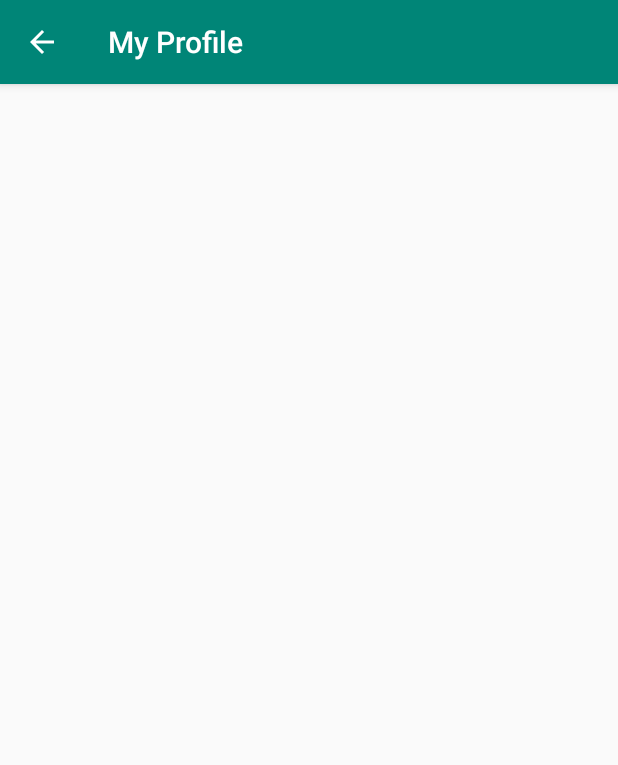
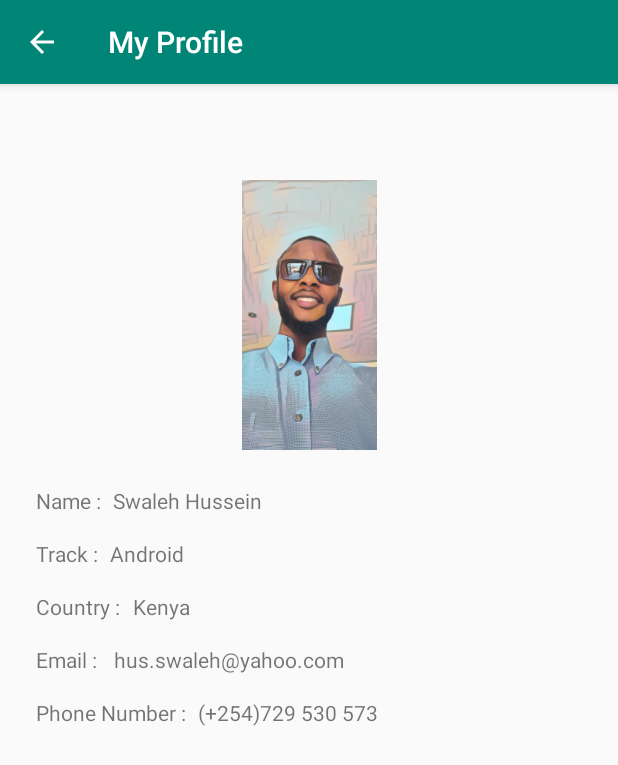
Before and after one commit to vibraniumSwaleh/5DaysofCodeChallenge, an Android app: the MyProfile screen opened directly, with no data from a screen before it, on a phone screen of 412 x 824 dp. Shown: the top 765 px of the screen. Run offline under Robolectric (Android 15) with nearby library versions, the phone set to English and light mode, and no system bars.

Commit message:
Profile and About ALC activities included

```diff
--- a/app/src/main/res/layout/activity_my_profile.xml
+++ b/app/src/main/res/layout/activity_my_profile.xml
@@ -6,4 +6,117 @@
     android:layout_height="match_parent"
     tools:context=".MyProfile">
 
+    <ImageView
+        android:id="@+id/imageView2"
+        android:layout_width="wrap_content"
+        android:layout_height="wrap_content"
+        android:layout_marginTop="64dp"
+        android:src="@drawable/profile_photo"
+        app:layout_constraintEnd_toEndOf="parent"
+        app:layout_constraintStart_toStartOf="parent"
+        app:layout_constraintTop_toTopOf="parent"
+        tools:srcCompat="@tools:sample/avatars" />
+
+    <android.support.constraint.Guideline
+        android:id="@+id/guideline2"
+        android:layout_width="wrap_content"
+        android:layout_height="wrap_content"
+        android:orientation="vertical"
+        app:layout_constraintGuide_begin="16dp" />
+
+    <TextView
+        android:id="@+id/textView4"
+        android:layout_width="wrap_content"
+        android:layout_height="wrap_content"
+        android:layout_marginStart="8dp"
+        android:layout_marginTop="24dp"
+        android:text="Name :"
+        app:layout_constraintStart_toStartOf="@+id/guideline2"
+        app:layout_constraintTop_toBottomOf="@+id/imageView2" />
+
+    <TextView
+        android:id="@+id/textView5"
+        android:layout_width="wrap_content"
+        android:layout_height="wrap_content"
+        android:layout_marginStart="8dp"
+        android:layout_marginTop="16dp"
+        android:text="Track :"
+        app:layout_constraintStart_toStartOf="@+id/guideline2"
+        app:layout_constraintTop_toBottomOf="@+id/textView4" />
+
+    <TextView
+        android:id="@+id/textView6"
+        android:layout_width="wrap_content"
+        android:layout_height="wrap_content"
+        android:layout_marginStart="8dp"
+        android:layout_marginTop="16dp"
+        android:text="Country :"
+        app:layout_constraintStart_toStartOf="@+id/guideline2"
+        app:layout_constraintTop_toBottomOf="@+id/textView5" />
+
+    <TextView
+        android:id="@+id/textView7"
+        android:layout_width="wrap_content"
+        android:layout_height="wrap_content"
+        android:layout_marginStart="8dp"
+        android:layout_marginTop="16dp"
+        android:text="Email : "
+        app:layout_constraintStart_toStartOf="@+id/guideline2"
+        app:layout_constraintTop_toBottomOf="@+id/textView6" />
+
+    <TextView
+        android:id="@+id/textView8"
+        android:layout_width="wrap_content"
+        android:layout_height="wrap_content"
+        android:layout_marginStart="8dp"
+        android:layout_marginTop="16dp"
+        android:text="Phone Number :"
+        app:layout_constraintStart_toStartOf="@+id/guideline2"
+        app:layout_constraintTop_toBottomOf="@+id/textView7" />
+
+    <TextView
+        android:id="@+id/textView9"
+        android:layout_width="wrap_content"
+        android:layout_height="wrap_content"
+        android:layout_marginStart="8dp"
+        android:text="Swaleh Hussein"
+        app:layout_constraintBaseline_toBaselineOf="@+id/textView4"
+        app:layout_constraintStart_toEndOf="@+id/textView4" />
+
+    <TextView
+        android:id="@+id/textView11"
+        android:layout_width="wrap_content"
+        android:layout_height="21dp"
+        android:layout_marginStart="8dp"
+        android:text="Android"
+        app:layout_constraintBaseline_toBaselineOf="@+id/textView5"
+        app:layout_constraintStart_toEndOf="@+id/textView5" />
+
+    <TextView
+        android:id="@+id/textView12"
+        android:layout_width="wrap_content"
+        android:layout_height="20dp"
+        android:layout_marginStart="8dp"
+        android:text="Kenya"
+        app:layout_constraintBaseline_toBaselineOf="@+id/textView6"
+        app:layout_constraintStart_toEndOf="@+id/textView6" />
+
+    <TextView
+        android:id="@+id/textView13"
+        android:layout_width="wrap_content"
+        android:layout_height="wrap_content"
+        android:layout_marginStart="8dp"
+        android:text="hus.swaleh@yahoo.com"
+        app:layout_constraintBaseline_toBaselineOf="@+id/textView7"
+        app:layout_constraintStart_toEndOf="@+id/textView7" />
+
+    <TextView
+        android:id="@+id/textView14"
+        android:layout_width="wrap_content"
+        android:layout_height="wrap_content"
+        android:layout_marginStart="8dp"
+        android:text="(+254)729 530 573"
+        app:layout_constraintBaseline_toBaselineOf="@+id/textView8"
+        app:layout_constraintStart_toEndOf="@+id/textView8" />
+
 </android.support.constraint.ConstraintLayout>
```
Also changed, not shown: app/src/main/res/drawable-hdpi/profile_photo.png (added), app/src/main/res/drawable-ldpi/profile_photo.png (added), app/src/main/res/drawable-mdpi/profile_photo.png (added), app/src/main/res/drawable-tvdpi/profile_photo.png (added), app/src/main/res/drawable-xhdpi/profile_photo.png (added), app/src/main/res/drawable-xxhdpi/profile_photo.png (added), app/src/main/res/drawable-xxxhdpi/profile_photo.png (added), app/src/main/res/drawable/drawable-hdpi/pretty_image_(9).png (added), app/src/main/res/drawable/drawable-ldpi/pretty_image_(9).png (added), app/src/main/res/drawable/drawable-mdpi/pretty_image_(9).png (added), app/src/main/res/drawable/drawable-tvdpi/pretty_image_(9).png (added), app/src/main/res/drawable/drawable-xhdpi/pretty_image_(9).png (added), app/src/main/res/drawable/drawable-xxhdpi/pretty_image_(9).png (added), 1 other file.
